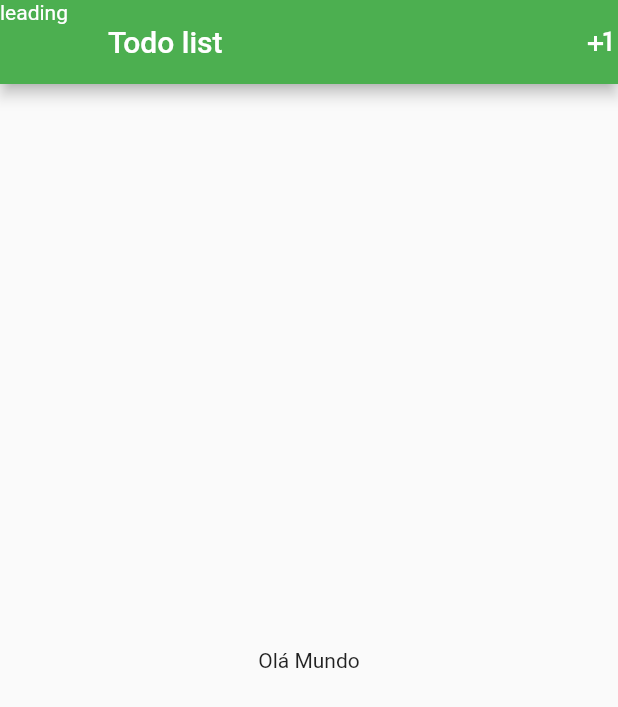
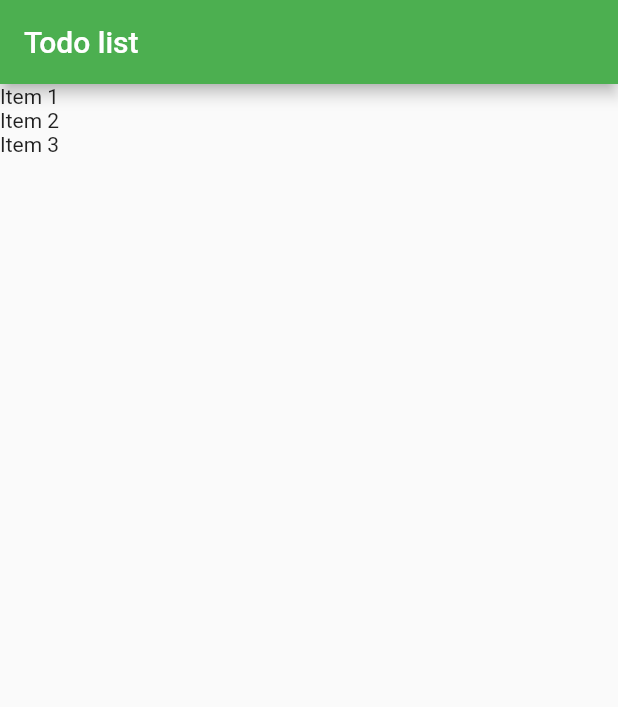
Before and after one commit to lucasfrederico/flutter_app, a Flutter app: the screen it shows after launch, on a phone screen of 412 x 824 dp. Shown: the top 707 px of the screen. Run offline on Flutter 3.47's test engine with Material 2 defaults, Android fonts, the phone set to English and light mode, and no system bars.

Commit message:
Adicionado ListView

```diff
--- a/lib/main.dart
+++ b/lib/main.dart
@@ -1,4 +1,6 @@
 import 'package:flutter/material.dart';
+
+import 'models/item.dart';
 
 void main() => runApp(MyApp());
 
@@ -14,21 +16,32 @@ class MyApp extends StatelessWidget {
   }
 }
 
-class HomePage extends StatelessWidget {
+class HomePage extends StatefulWidget {
+  var itens = new List<Item>();
+
+  HomePage() {
+    itens = [];
+    itens.add(Item(title: "Item 1", done: false));
+    itens.add(Item(title: "Item 2", done: true));
+    itens.add(Item(title: "Item 3", done: false));
+  }
+
+  @override
+  _HomePageState createState() => _HomePageState();
+}
+
+class _HomePageState extends State<HomePage> {
   @override
   Widget build(BuildContext context) {
     return Scaffold(
       appBar: AppBar(
-        leading: Text('leading'),
         title: Text('Todo list'),
-        actions: <Widget>[
-          Icon(Icons.plus_one),
-        ],
       ),
-      body: Container(
-        child: Center(
-          child: Text('Olá Mundo'),
-        ),
+      body: ListView.builder(
+        itemCount: widget.itens.length,
+        itemBuilder: (BuildContext ctxt, int index) {
+          return Text(widget.itens[index].title);
+        },
       ),
     );
   }
```
